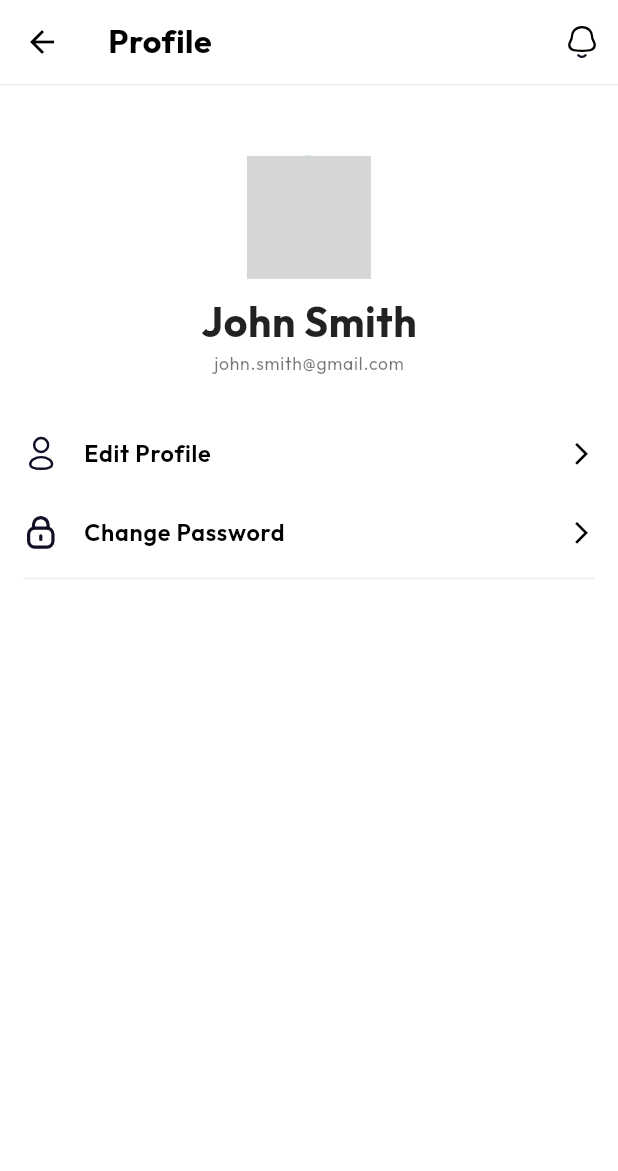
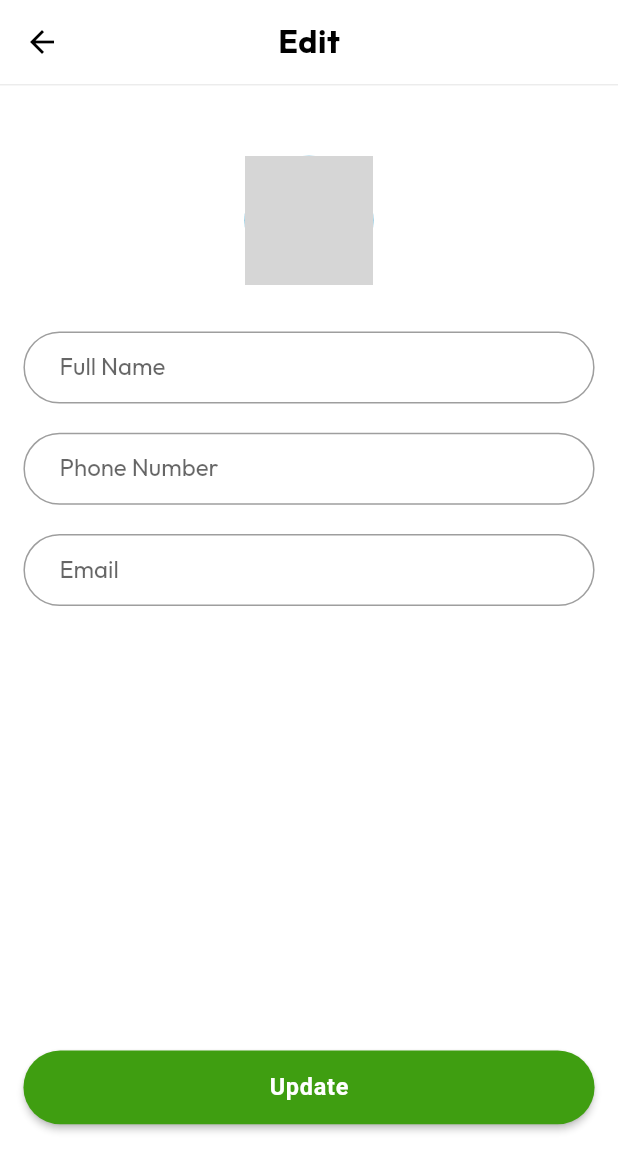
Before and after one commit to Sid-1661/Zenutri-App, a Flutter app: the ProfileDetailsScreen screen opened directly, after a tap on "Edit Profile", on a phone screen of 412 x 824 dp. Shown: the top 1171 px of the screen. Run offline on Flutter 3.47's test engine with Material 2 defaults, Android fonts, the light colour scheme and no system bars; our stand-ins replace carousel_slider, flutter_rating_bar, flutter_svg, get, pin_code_fields; missing offline and left inert: otp_timer_button; network calls fail; grey boxes are pictures that could not be loaded.

Commit message:
edit profile details screen ui has been done

```diff
--- /dev/null
+++ b/lib/features/profile/presentation/ui/screens/edit_profile_screen.dart
@@ -0,0 +1,122 @@
+import 'package:flutter/material.dart';
+import 'package:zenutri_app/common/presentation/utils/app_colors.dart';
+import 'package:zenutri_app/common/presentation/utils/spacing.dart';
+import 'package:zenutri_app/core/extensions/size_extension.dart';
+
+class EditProfileScreen extends StatefulWidget {
+  const EditProfileScreen({super.key});
+
+  @override
+  State<EditProfileScreen> createState() => _EditProfileScreenState();
+}
+
+class _EditProfileScreenState extends State<EditProfileScreen> {
+  @override
+  Widget build(BuildContext context) {
+    return Scaffold(
+      backgroundColor: AppColors.white,
+      appBar: AppBar(
+        title: const Text('Edit'),
+        leading: const BackButton(
+          color: AppColors.black,
+        ),
+        bottom: PreferredSize(
+          preferredSize: Size.fromHeight(1.rSp),
+          child: Container(
+            color: AppColors.antiFlashWhite,
+            height: 1.rSp,
+          ),
+        ),
+      ),
+      body: SingleChildScrollView(
+        child: Padding(
+          padding: EdgeInsets.all(16.rSp),
+          child: ConstrainedBox(
+            constraints: BoxConstraints(
+              minWidth: 100.w,
+              minHeight: 85.h,
+            ),
+            child: IntrinsicHeight(
+              child: profileEditForm,
+            ),
+          ),
+        ),
+      ),
+    );
+  }
+
+  Form get profileEditForm {
+    return Form(
+      child: Column(
+        children: [
+          verticalSpace(32),
+          Stack(
+            children: [
+              CircleAvatar(
+                radius: 44.rSp,
+                backgroundImage: const NetworkImage(
+                  'https://www.gravatar.com/avatar/2c7d99fe281ecd3bcd65ab915bac6dd5?s=250',
+                ),
+              ),
+              Positioned(
+                bottom: 0,
+                right: 0,
+                child: InkWell(
+                  onTap: () {},
+                  borderRadius: BorderRadius.circular(15.rSp),
+                  child: Container(
+                    decoration: BoxDecoration(
+                        color: AppColors.white,
+                        borderRadius: BorderRadius.circular(15.rSp),
+                        border:
+                            Border.all(color: AppColors.white, width: 2.rSp)),
+                    child: CircleAvatar(
+                      radius: 14.rSp,
+                      backgroundColor: AppColors.primaryColor,
+                      child: Icon(
+                        Icons.camera_alt_outlined,
+                        size: 16.rSp,
+                        color: AppColors.white,
+                      ),
+                    ),
+                  ),
+                ),
+              )
+            ],
+          ),
+          verticalSpace(32),
+          TextFormField(
+            decoration: const InputDecoration(label: Text('Full Name')),
+          ),
+          verticalSpace(20),
+          TextFormField(
+            decoration: const InputDecoration(label: Text('Phone Number')),
+          ),
+          verticalSpace(20),
+          TextFormField(
+            decoration: InputDecoration(
+              label: const Text('Email'),
+              suffix: InkWell(
+                child: Text(
+                  'Verify',
+                  style: Theme.of(context).textTheme.bodyLarge?.copyWith(
+                    color: AppColors.primaryColor
+                  ),
+                ),
+              ),
+            ),
+          ),
+          const Spacer(),
+          SizedBox(
+            width: 100.w,
+            child: ElevatedButton(
+              onPressed: () {},
+              child: const Text('Update'),
+            ),
+          ),
+          verticalSpace(24),
+        ],
+      ),
+    );
+  }
+}
--- a/lib/features/profile/presentation/ui/screens/profile_details_screen.dart
+++ b/lib/features/profile/presentation/ui/screens/profile_details_screen.dart
@@ -6,6 +6,7 @@ import 'package:zenutri_app/common/presentation/utils/spacing.dart';
 import 'package:zenutri_app/common/presentation/widgets/svg_builder.dart';
 import 'package:zenutri_app/core/extensions/size_extension.dart';
 import 'package:zenutri_app/features/profile/presentation/ui/screens/change_password_screen.dart';
+import 'package:zenutri_app/features/profile/presentation/ui/screens/edit_profile_screen.dart';
 import 'package:zenutri_app/features/profile/presentation/ui/widgets/profile_option_item_tile.dart';
 
 class ProfileDetailsScreen extends StatelessWidget {
@@ -66,7 +67,9 @@ class ProfileDetailsScreen extends StatelessWidget {
               ProfileOptionItemTile(
                 imagePath: ImageAssets.profileSvg,
                 title: 'Edit Profile',
-                onTap: () {},
+                onTap: () {
+                  Get.to(const EditProfileScreen());
+                },
               ),
               verticalSpace(10),
               ProfileOptionItemTile(
```
